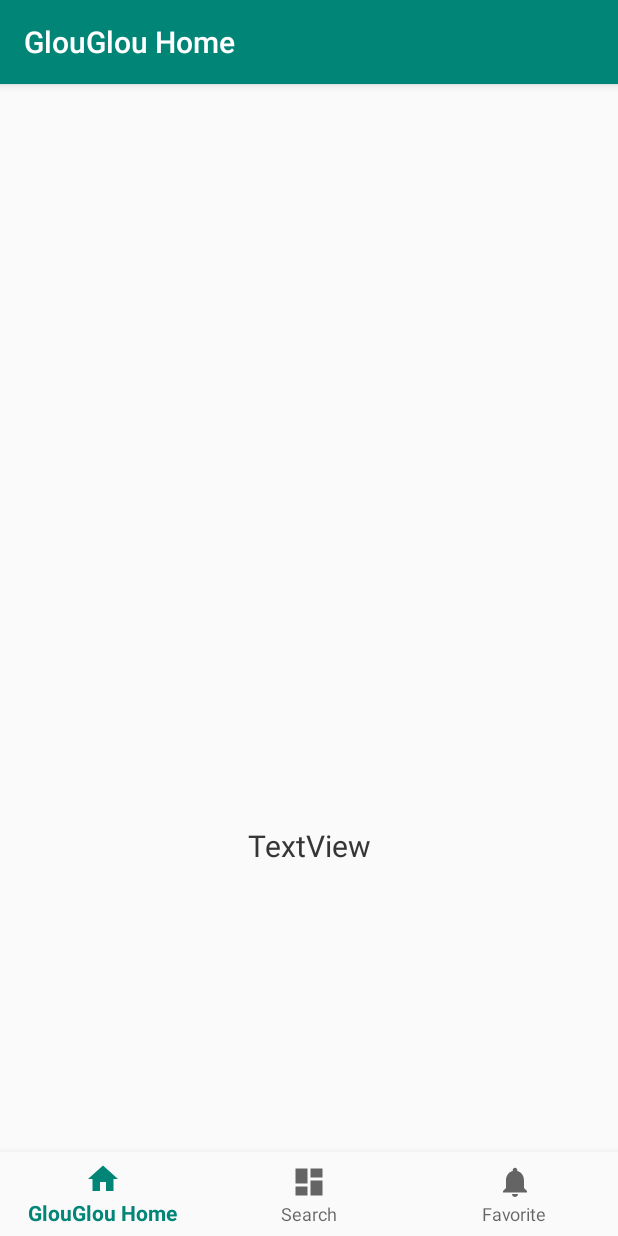
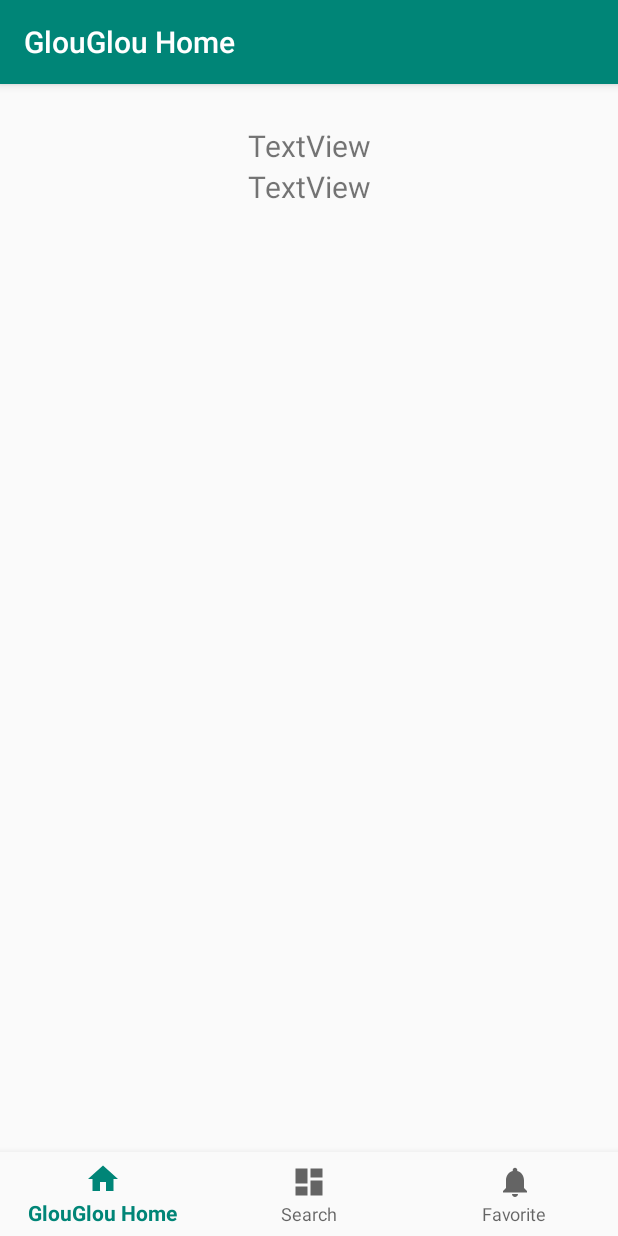
Before and after one commit to JJFrenoi/GlouGlou, an Android app: the screen it shows after launch (MainActivity), on a phone screen of 412 x 824 dp. Run offline under Robolectric (Android 15) with nearby library versions, the phone set to English and light mode, and no system bars; our stand-ins replace Picasso, navigation-ui; pictures from the network do not load.

Commit message:
Merci JeanJean

```diff
--- a/app/src/main/java/com/example/glouglou/ui/home/HomeFragment.java
+++ b/app/src/main/java/com/example/glouglou/ui/home/HomeFragment.java
@@ -29,9 +29,6 @@ import retrofit2.converter.gson.GsonConverterFactory;
 public class HomeFragment extends Fragment {
 
     private HomeViewModel homeViewModel;
-    public static final String BASE_URL ="https://www.thecocktaildb.com/api/json/v1/1/";
-    public static Retrofit retrofit = null;
-
     public View onCreateView(@NonNull LayoutInflater inflater,
                              ViewGroup container, Bundle savedInstanceState) {
         homeViewModel =
@@ -39,6 +36,8 @@ public class HomeFragment extends Fragment {
         View root = inflater.inflate(R.layout.fragment_home, container, false);
         final ImageView imageView = root.findViewById(R.id.image);
         final TextView textView = root.findViewById(R.id.text_home);
+        final TextView text_glass = root.findViewById(R.id.text_glass);
+        final TextView text_instruction = root.findViewById(R.id.text_instruction);
         homeViewModel.getText().observe(this, new Observer<String>() {
             @Override
             public void onChanged(@Nullable String s) {
@@ -56,13 +55,11 @@ public class HomeFragment extends Fragment {
                     return;
                 }
                 Drinks drinks = response.body();
-                for (Drink d : drinks.getDrinks()){
-                    String content="";
-                    content+="Drink name :"+d.getStrDrink()+"\n";
-                    content+="Instructions: "+d.getStrInstructions()+"\n\n";
-                    textView.append(content);
-                    Picasso.get().load(d.getStrDrinkThumb()).into(imageView);
-                }
+                textView.setText(drinks.getDrinks().get(0).getStrDrink());
+                text_glass.setText(drinks.getDrinks().get(0).getStrGlass());
+                text_instruction.setText(drinks.getDrinks().get(0).getStrInstructions());
+                Picasso.get().load(drinks.getDrinks().get(0).getStrDrinkThumb()).into(imageView);
+
             }
 
             @Override
--- a/app/src/main/java/com/example/glouglou/ui/searchBoad/SearchFragment.java
+++ b/app/src/main/java/com/example/glouglou/ui/searchBoad/SearchFragment.java
@@ -37,8 +37,6 @@ import retrofit2.converter.gson.GsonConverterFactory;
 
 
 public class SearchFragment extends Fragment {
-    public static final String BASE_URL = "https://www.thecocktaildb.com/api/json/v1/1/";
-    public static Retrofit retrofit = null;
     private SearchViewModel searchViewModel;
     private RecyclerView recyclerView;
     private RecyclerView.Adapter mAdapter;
--- a/app/src/main/res/layout/fragment_home.xml
+++ b/app/src/main/res/layout/fragment_home.xml
@@ -1,9 +1,14 @@
 <?xml version="1.0" encoding="utf-8"?>
-<androidx.constraintlayout.widget.ConstraintLayout xmlns:android="http://schemas.android.com/apk/res/android"
+<ScrollView xmlns:android="http://schemas.android.com/apk/res/android"
     xmlns:app="http://schemas.android.com/apk/res-auto"
     xmlns:tools="http://schemas.android.com/tools"
     android:layout_width="match_parent"
-    android:layout_height="match_parent">
+    android:layout_height="match_parent"
+    tools:context=".MainActivity">
+
+    <androidx.constraintlayout.widget.ConstraintLayout
+        android:layout_width="match_parent"
+        android:layout_height="wrap_content">
 
 
         <ImageView
@@ -25,9 +30,9 @@
             android:textAlignment="center"
             app:layout_constraintLeft_toLeftOf="parent"
             app:layout_constraintRight_toRightOf="parent"
-        app:layout_constraintBottom_toBottomOf="parent"
+            app:layout_constraintBottom_toTopOf="@id/text_glass"
             app:layout_constraintTop_toBottomOf="@+id/image"
-        tools:layout_editor_absoluteX="176dp" />
+            />
         <TextView
             android:id="@+id/text_glass"
             android:layout_width="wrap_content"
@@ -37,9 +42,8 @@
             android:textAlignment="center"
             app:layout_constraintLeft_toLeftOf="parent"
             app:layout_constraintRight_toRightOf="parent"
-        app:layout_constraintBottom_toBottomOf="parent"
-        app:layout_constraintTop_toBottomOf="@+id/image"
-        tools:layout_editor_absoluteX="176dp" />
+            app:layout_constraintBottom_toTopOf="@id/text_instruction"
+            app:layout_constraintTop_toBottomOf="@+id/text_home" />
         <TextView
             android:id="@+id/text_instruction"
             android:layout_width="wrap_content"
@@ -49,9 +53,17 @@
             android:textAlignment="center"
             app:layout_constraintLeft_toLeftOf="parent"
             app:layout_constraintRight_toRightOf="parent"
+            app:layout_constraintBottom_toTopOf="@id/list_ingredients"
+            app:layout_constraintTop_toBottomOf="@+id/text_glass" />
+
+        <androidx.recyclerview.widget.RecyclerView
+            android:id="@+id/list_ingredients"
+            android:layout_width="wrap_content"
+            android:layout_height="wrap_content"
+            app:layout_constraintLeft_toLeftOf="parent"
+            app:layout_constraintRight_toRightOf="parent"
             app:layout_constraintBottom_toBottomOf="parent"
-        app:layout_constraintTop_toBottomOf="@+id/image"
-        tools:layout_editor_absoluteX="176dp" />
-
+            app:layout_constraintTop_toBottomOf="@+id/text_instruction"/>
 
     </androidx.constraintlayout.widget.ConstraintLayout>
+</ScrollView>
--- a/app/src/main/res/layout/fragment_research.xml
+++ b/app/src/main/res/layout/fragment_research.xml
@@ -2,7 +2,8 @@
 <androidx.constraintlayout.widget.ConstraintLayout xmlns:android="http://schemas.android.com/apk/res/android"
     xmlns:app="http://schemas.android.com/apk/res-auto"
     android:layout_width="match_parent"
-    android:layout_height="match_parent">
+    android:layout_height="match_parent"
+    xmlns:tools="http://schemas.android.com/tools">
     <TextView
         android:id="@+id/text_research"
         android:layout_width="match_parent"
@@ -35,6 +36,7 @@
         app:layout_constraintEnd_toEndOf="parent"
         app:layout_constraintStart_toStartOf="parent"
         app:layout_constraintTop_toBottomOf="@id/plain_text_input"
+        tools:layout_editor_absoluteX="176dp"
         />
 
 
--- a/app/src/main/res/values/strings.xml
+++ b/app/src/main/res/values/strings.xml
@@ -11,4 +11,5 @@
     <string name="todo">TODO</string>
     <string name="enter_your_search_here">Enter your search here</string>
     <string name="textview">TextView</string>
+    <string name="ingredient_name">ingredientName</string>
 </resources>
```
Also changed, not shown: app/src/main/res/layout/list_ingredient_view.xml (added, +29 -0 lines), app/src/main/res/layout/list_view_search.xml (+4 -4 lines). Lines whose indentation alone changed are shown as unchanged.
